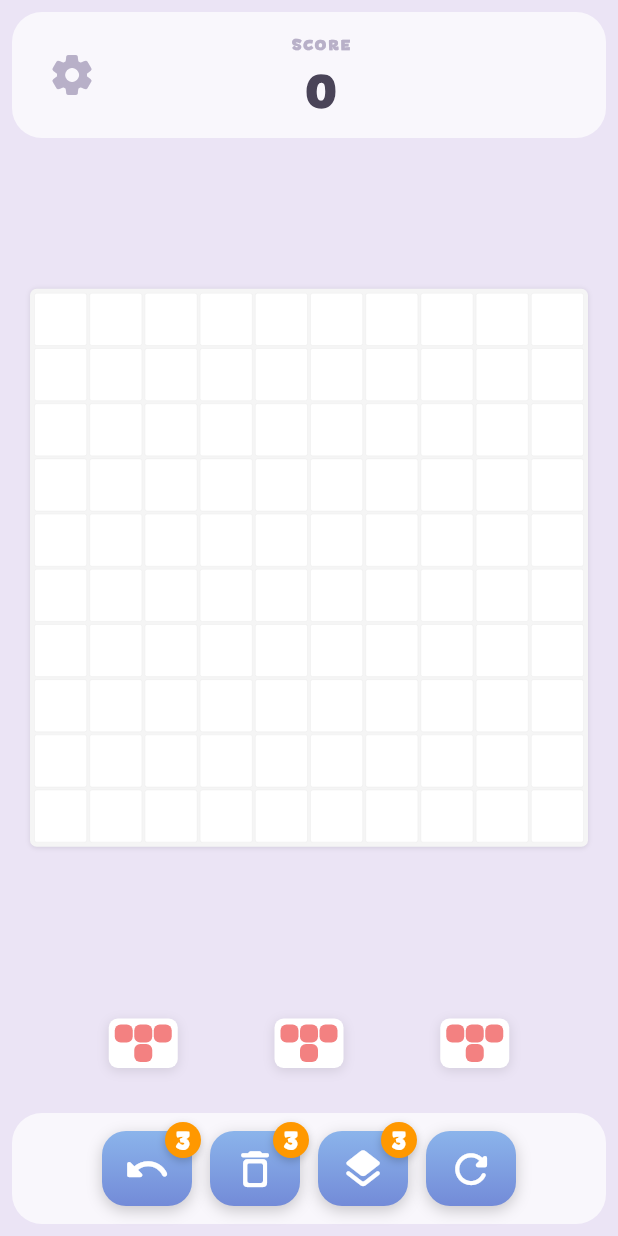
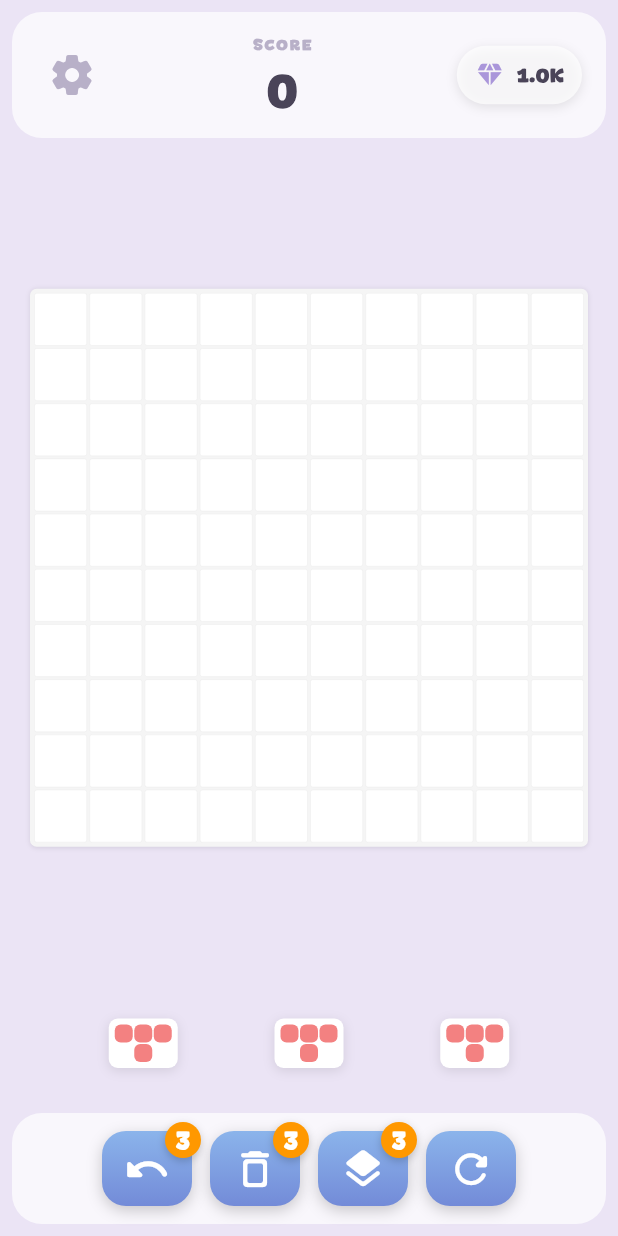
Before and after one commit to natalyatyshkova-arch/puzzle-merge-10x10, a Flutter app: the screen it shows after launch, on a phone screen of 412 x 824 dp. Run offline on Flutter 3.47's test engine with Material 3 defaults, Android fonts, the phone set to English and light mode, and no system bars; our stand-ins replace flutter_riverpod, shared_preferences.

Commit message:
Complete shop system integration
Integrated shop into game:
- Added CurrencyCounter to ScorePanel (top-right corner)
- Added ShopScreen overlay to GameScreen Stack
- Connected shop open/close logic via shopProvider
- Shop opens when clicking crystal counter
- Shop closes on backdrop tap or X button

Features:
- 6 bundles (5 crystal packs + 1 no-ads)
- Real-time balance updates with persistence
- Purchase simulation with SnackBar feedback
- Responsive design (480px max on desktop)
- Vertical scrollable bundle list
- Format large numbers (1.0K, 1.2M)
- Starting balance: 1000 crystals

🤖 Generated with [Claude Code](https://claude.com/claude-code)

Co-Authored-By: Claude <noreply@anthropic.com>

```diff
--- a/lib/features/game/presentation/screens/game_screen.dart
+++ b/lib/features/game/presentation/screens/game_screen.dart
@@ -142,6 +142,10 @@ class _GameScreenState extends ConsumerState<GameScreen> {
             // Диалог окончания игры
             if (gameState.gameOver)
               _buildGameOverOverlay(context, gameState.score, gameNotifier),
+
+            // Магазин
+            if (ref.watch(shopProvider.select((s) => s.isShopOpen)))
+              const ShopScreen(),
           ],
         ),
       ),
--- a/lib/features/settings/presentation/widgets/score_panel.dart
+++ b/lib/features/settings/presentation/widgets/score_panel.dart
@@ -3,6 +3,8 @@ import 'package:flutter_riverpod/flutter_riverpod.dart';
 import '../../../localization/domain/providers/localization_provider.dart';
 import '../../domain/providers/settings_provider.dart';
 import '../../../../core/theme/app_colors.dart';
+import '../../../shop/domain/providers/shop_provider.dart';
+import '../../../shop/presentation/widgets/currency_counter.dart';
 
 /// Панель счёта и управления
 class ScorePanel extends ConsumerWidget {
@@ -75,10 +77,11 @@ class ScorePanel extends ConsumerWidget {
             ),
           ),
 
-          // Пустое место справа для симметрии
-          SizedBox(
-            width: 32,
-            height: 32,
+          // Счётчик кристаллов справа
+          CurrencyCounter(
+            amount: ref.watch(shopProvider.select((s) => s.crystalBalance)),
+            onTap: () => ref.read(shopProvider.notifier).openShop(),
+            isDark: isDark,
           ),
         ],
       ),
```
Also changed, not shown: .claude/settings.local.json, pubspec.lock, 1 other file.
